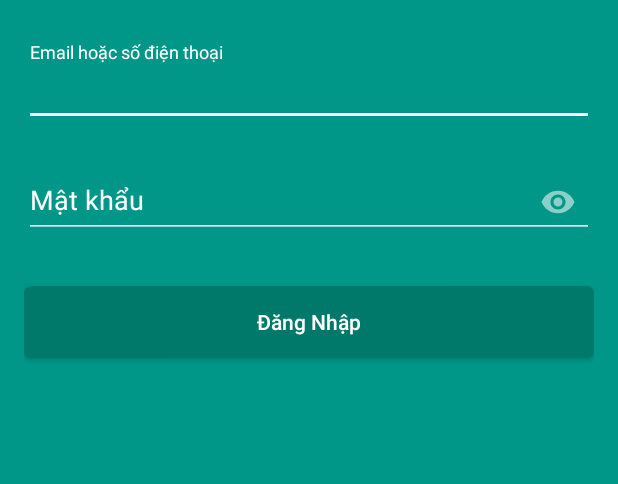
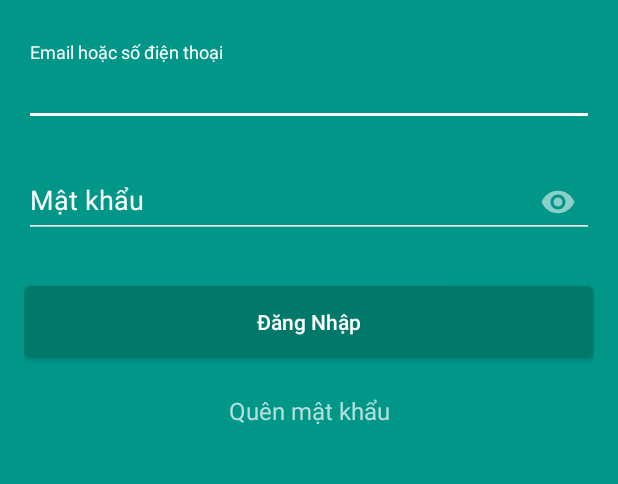
Before and after one commit to chinhvuduc3112/SprayIoT_Client, an Android app: the screen it shows after launch (LoginActivity), on a phone screen of 412 x 824 dp, the part 219-703 px from its top. Run offline under Robolectric (Android 15) with nearby library versions, the phone set to English and light mode, and no system bars.

```diff
--- a/app/src/main/res/layout/activity_login.xml
+++ b/app/src/main/res/layout/activity_login.xml
@@ -62,13 +62,13 @@
             style="@style/ButtonStyle"
             android:text="Đăng Nhập"/>
 
-        <!--<TextView android:id="@+id/link_signup"-->
-            <!--android:layout_width="fill_parent"-->
-            <!--android:layout_height="wrap_content"-->
-            <!--android:layout_marginBottom="24dp"-->
-            <!--android:text="No account yet? Create one"-->
-            <!--android:gravity="center"-->
-            <!--android:textSize="16dip"/>-->
+        <TextView android:id="@+id/link_signup"
+            android:layout_width="fill_parent"
+            android:layout_height="wrap_content"
+            android:layout_marginBottom="24dp"
+            android:text="Quên mật khẩu"
+            android:gravity="center"
+            android:textSize="16dip"/>
 
     </LinearLayout>
 </ScrollView>
```
